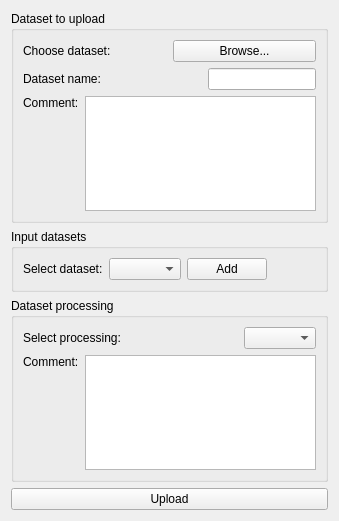
The window that Code/qtshanoiruploadwidget.ui (Inria-Empenn/QtShanoir) describes before a commit, drawn with Qt 5.
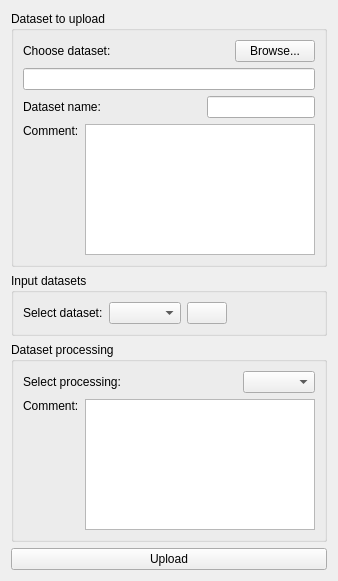
The same window after the commit. Icons and pictures are not drawn.

Commit message: dataset upload widget dev in progress

What changed in the file:
```diff
--- a/Code/qtshanoiruploadwidget.ui
+++ b/Code/qtshanoiruploadwidget.ui
@@ -7,78 +7,23 @@
     <x>0</x>
     <y>0</y>
     <width>338</width>
-    <height>521</height>
+    <height>581</height>
    </rect>
   </property>
   <property name="windowTitle">
    <string>Form</string>
   </property>
   <layout class="QGridLayout" name="gridLayout_4">
-   <item row="1" column="0">
-    <widget class="QGroupBox" name="groupBox">
-     <property name="title">
-      <string>Input datasets</string>
-     </property>
-     <layout class="QGridLayout" name="gridLayout">
       <item row="0" column="0">
-       <layout class="QHBoxLayout" name="horizontalLayout">
+    <layout class="QVBoxLayout" name="verticalLayout_3">
         <item>
-         <widget class="QLabel" name="label">
-          <property name="text">
-           <string>Select dataset:</string>
-          </property>
-         </widget>
-        </item>
-        <item>
-         <widget class="QComboBox" name="datasetListComboBox"/>
-        </item>
-        <item>
-         <widget class="QPushButton" name="addDatasetButton">
-          <property name="text">
-           <string>Add</string>
-          </property>
-          <property name="icon">
-           <iconset resource="../Resources/qtshanoir.qrc">
-            <normaloff>:/Images/create.16x16.png</normaloff>:/Images/create.16x16.png</iconset>
-          </property>
-         </widget>
-        </item>
-        <item>
-         <spacer name="horizontalSpacer">
-          <property name="orientation">
-           <enum>Qt::Horizontal</enum>
-          </property>
-          <property name="sizeHint" stdset="0">
-           <size>
-            <width>40</width>
-            <height>20</height>
-           </size>
-          </property>
-         </spacer>
-        </item>
-       </layout>
-      </item>
-      <item row="1" column="0">
-       <layout class="QVBoxLayout" name="dataToUploadLayout"/>
-      </item>
-     </layout>
-    </widget>
-   </item>
-   <item row="4" column="0">
-    <spacer name="verticalSpacer_2">
-     <property name="orientation">
-      <enum>Qt::Vertical</enum>
-     </property>
-     <property name="sizeHint" stdset="0">
-      <size>
-       <width>317</width>
-       <height>36</height>
-      </size>
-     </property>
-    </spacer>
-   </item>
-   <item row="0" column="0">
     <widget class="QGroupBox" name="groupBox_3">
+       <property name="minimumSize">
+        <size>
+         <width>0</width>
+         <height>170</height>
+        </size>
+       </property>
      <property name="title">
       <string>Dataset to upload</string>
      </property>
@@ -92,6 +37,19 @@
           </property>
          </widget>
         </item>
+          <item>
+           <spacer name="horizontalSpacer_4">
+            <property name="orientation">
+             <enum>Qt::Horizontal</enum>
+            </property>
+            <property name="sizeHint" stdset="0">
+             <size>
+              <width>40</width>
+              <height>20</height>
+             </size>
+            </property>
+           </spacer>
+          </item>
         <item>
          <widget class="QPushButton" name="browsePushButton">
           <property name="text">
@@ -106,6 +64,13 @@
        </layout>
       </item>
       <item row="1" column="0">
+         <widget class="QLineEdit" name="datasetPathLineEdit">
+          <property name="readOnly">
+           <bool>true</bool>
+          </property>
+         </widget>
+        </item>
+        <item row="2" column="0">
        <layout class="QHBoxLayout" name="horizontalLayout_5">
         <item>
          <widget class="QLabel" name="label_5">
@@ -132,7 +97,7 @@
         </item>
        </layout>
       </item>
-      <item row="2" column="0">
+        <item row="3" column="0">
        <layout class="QHBoxLayout" name="horizontalLayout_6">
         <item>
          <layout class="QVBoxLayout" name="verticalLayout_2">
@@ -166,27 +131,57 @@
      </layout>
     </widget>
    </item>
-   <item row="5" column="0">
-    <widget class="QPushButton" name="uploadPushButton">
+     <item>
+      <widget class="QGroupBox" name="groupBox">
+       <property name="title">
+        <string>Input datasets</string>
+       </property>
+       <layout class="QGridLayout" name="gridLayout">
+        <item row="0" column="0">
+         <layout class="QHBoxLayout" name="horizontalLayout">
+          <item>
+           <widget class="QLabel" name="label">
      <property name="text">
-      <string>Upload</string>
+             <string>Select dataset:</string>
      </property>
     </widget>
    </item>
-   <item row="6" column="0">
-    <spacer name="verticalSpacer_4">
+          <item>
+           <widget class="QComboBox" name="datasetListComboBox"/>
+          </item>
+          <item>
+           <widget class="QPushButton" name="addDatasetButton">
+            <property name="text">
+             <string/>
+            </property>
+            <property name="icon">
+             <iconset resource="../Resources/qtshanoir.qrc">
+              <normaloff>:/Images/create.16x16.png</normaloff>:/Images/create.16x16.png</iconset>
+            </property>
+           </widget>
+          </item>
+          <item>
+           <spacer name="horizontalSpacer">
      <property name="orientation">
-      <enum>Qt::Vertical</enum>
+             <enum>Qt::Horizontal</enum>
      </property>
      <property name="sizeHint" stdset="0">
       <size>
-       <width>20</width>
-       <height>40</height>
+              <width>40</width>
+              <height>20</height>
       </size>
      </property>
     </spacer>
    </item>
-   <item row="2" column="0">
+         </layout>
+        </item>
+        <item row="1" column="0">
+         <layout class="QVBoxLayout" name="dataToUploadLayout"/>
+        </item>
+       </layout>
+      </widget>
+     </item>
+     <item>
     <widget class="QGroupBox" name="groupBox_2">
      <property name="title">
       <string>Dataset processing</string>
@@ -252,6 +247,28 @@
       </item>
      </layout>
     </widget>
+     </item>
+     <item>
+      <widget class="QPushButton" name="uploadPushButton">
+       <property name="text">
+        <string>Upload</string>
+       </property>
+      </widget>
+     </item>
+     <item>
+      <spacer name="verticalSpacer_2">
+       <property name="orientation">
+        <enum>Qt::Vertical</enum>
+       </property>
+       <property name="sizeHint" stdset="0">
+        <size>
+         <width>20</width>
+         <height>13</height>
+        </size>
+       </property>
+      </spacer>
+     </item>
+    </layout>
    </item>
   </layout>
  </widget>
```
Lines whose indentation alone changed are shown as unchanged. The commit also changes 3 other files.
